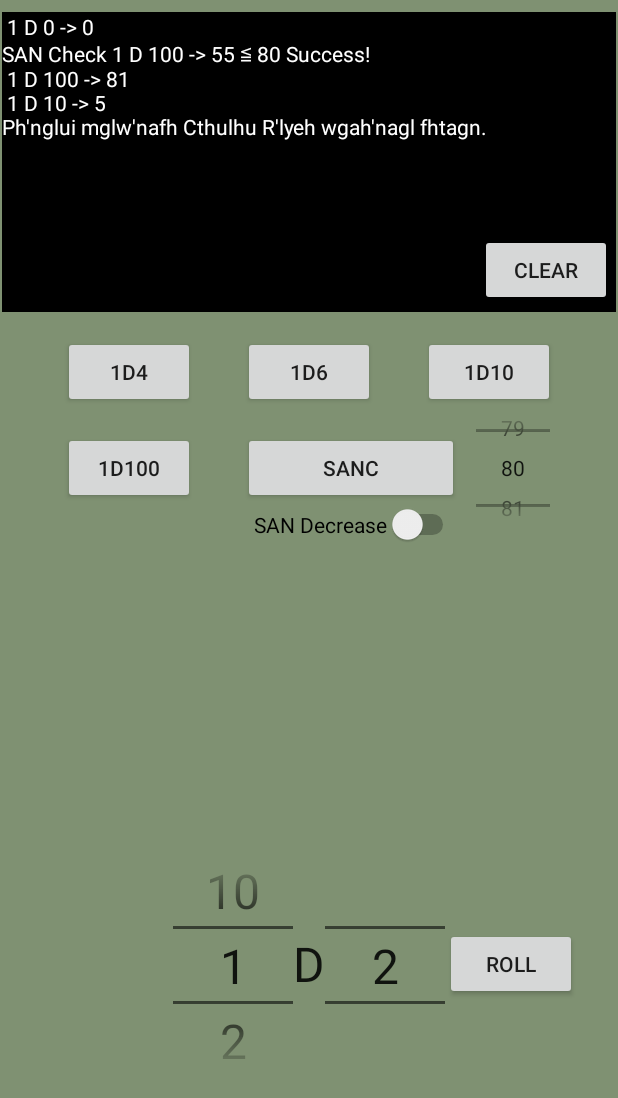
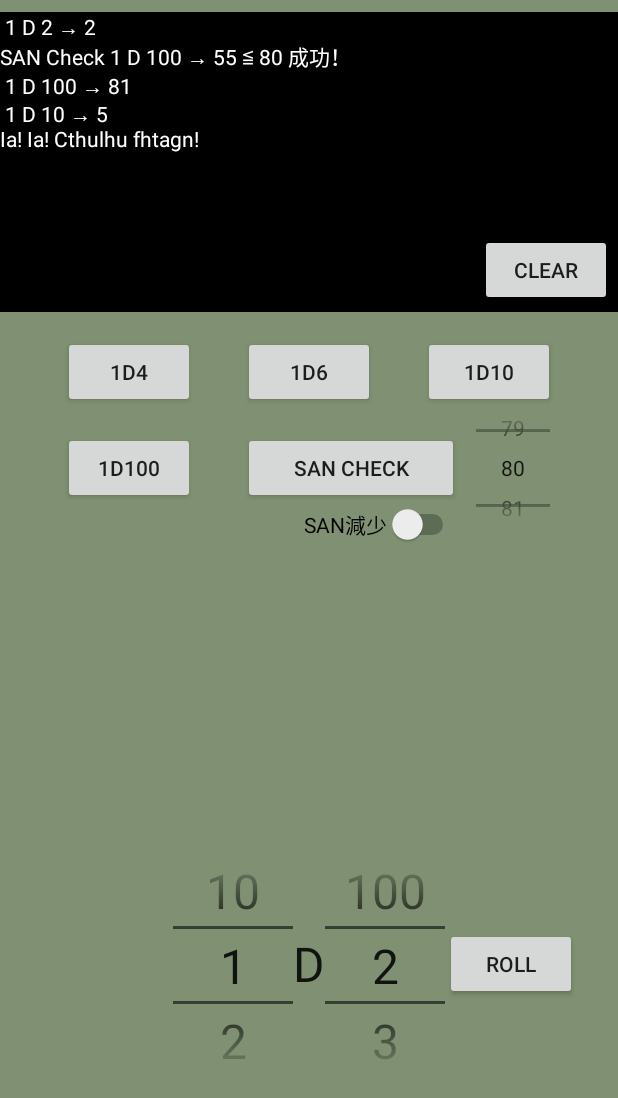
Before and after one commit to yuki-kamikita/CoCdice, an Android app: the screen it shows after launch (MainActivity), after a tap on "ROLL", on a phone screen of 412 x 824 dp. Shown: the top 1098 px of the screen. Run offline under Robolectric (Android 15) with nearby library versions, the phone set to English and light mode, and no system bars; 3 other taps on this screen came first.

Commit message:
ver0.4.0 ○D○完成
残り
複数ダイス時の表示
初期表示ランダム
レスポンシブ
多言語対応

```diff
--- a/app/src/main/java/com/CoCdice/cocdice/MainActivity.kt
+++ b/app/src/main/java/com/CoCdice/cocdice/MainActivity.kt
@@ -11,8 +11,9 @@ class MainActivity : AppCompatActivity() {
 
     /* ダイスを振る */
     private fun diceRoll(quantity: Int ,type: Int ,string: String = ""): String {
+        val history = textView.text
         var rand = 0
-        val history = textView.text
+        var temp = 0
         var extreme = ""
         var san = ""
         var text = ""
@@ -20,27 +21,32 @@ class MainActivity : AppCompatActivity() {
 
         if (quantity > 1) { // 複数ダイス
             for (i in 1..quantity) {
-                rand += Random.nextInt(type) + 1
+                temp = Random.nextInt(type) + 1
+                rand += temp
             }
         } else { // ダイス1つ
             rand = Random.nextInt(type) + 1
             if (type == 100 && string != "SAN Check" && switch == false) { // 1D100時、クリファン表記
                 if (rand <= 5){
-                    extreme = " Critical!"
+                    extreme = " クリティカル！"
+//                    extreme = " Critical!"
                 } else if (rand >=96) {
-                    extreme = " Fumble..."
+                    extreme = " ファンブル"
+//                    extreme = " Fumble..."
                 }
             }
         }
 
         if (switch == true && string != "SAN Check") { // SAN値減少
             value = numberPickerSan.value - rand
-            san = "/ " + numberPickerSan.value.toString() + " - $rand = $value"
-            text = "SAN Decrease"
+            san = "\n　　　　 " + numberPickerSan.value.toString() + " - $rand = $value"
+            text = "SAN減少"
+//            text = "SAN Decrease"
 
-            if (value < 0) { // SAN0
+            if (value <= 0) { // SAN0
                 value = 0
-                extreme = "Character Lost"
+                extreme = "キャラクターロスト"
+//                extreme = "Character Lost"
             } else if (rand >= numberPickerSan.value*0.2) {
                 extreme = "不定の狂気"
             } else if (rand >= 5) {
@@ -56,16 +62,18 @@ class MainActivity : AppCompatActivity() {
         if (string == "SAN Check") { // SANチェック
             san = "≦ " + numberPickerSan.value
             if (rand <= numberPickerSan.value) {
-                san += " Success!"
+                san += " 成功！"
+//                san += " Success!"
             } else {
-                san += " Failure..."
+                san += " 失敗"
+//                san += " Failure..."
                 switchSan.setChecked(true)
                 switch = true
             }
             text = string
         }
 
-        text = "$text $quantity D $type -> $rand $san $extreme \n$history"
+        text = "$text $quantity D $type → $rand $san $extreme \n$history"
         textView.text = text
 
         return text
@@ -79,7 +87,7 @@ class MainActivity : AppCompatActivity() {
 
         // 初期表示
         val string = listOf("Ia! Ia! Cthulhu fhtagn!\n","Ph'nglui mglw'nafh Cthulhu R'lyeh wgah'nagl fhtagn.\n","The window! The window!\n")
-        textView.text = "Ph'nglui mglw'nafh Cthulhu R'lyeh wgah'nagl fhtagn.\n" // ランダム表示にしようかな
+        textView.text = string[0] // ランダム表示にしようかな
         numberPickerSan.minValue = 0
         numberPickerSan.maxValue = 99
         numberPickerSan.value = 80
@@ -87,8 +95,9 @@ class MainActivity : AppCompatActivity() {
         numberPickerQuantity.maxValue = 10
         numberPickerQuantity.value = 1
         val data = arrayOf("2", "3", "4", "5", "6", "8", "10", "12", "16", "20", "24", "100")
+        numberPickerType.minValue = 0
+        numberPickerType.maxValue = 11
         numberPickerType.setDisplayedValues(data)
-//        numberPickerType.value = 6
 
         var history = textView.text
 
@@ -115,7 +124,8 @@ class MainActivity : AppCompatActivity() {
         }
 
         buttonRoll.setOnClickListener {
-            diceRoll(numberPickerQuantity.value, numberPickerType.value)
+            val index = numberPickerType.value
+            diceRoll(numberPickerQuantity.value, data[index].toInt())
         }
 
         // トグルスイッチ 手動on/off
--- a/app/src/main/res/layout/activity_main.xml
+++ b/app/src/main/res/layout/activity_main.xml
@@ -144,7 +144,7 @@
 
     <ScrollView
         android:id="@+id/scrollView"
-        android:layout_width="409dp"
+        android:layout_width="match_parent"
         android:layout_height="200dp"
         android:layout_marginTop="8dp"
         android:background="@android:color/background_dark"
--- a/app/src/main/res/values/strings.xml
+++ b/app/src/main/res/values/strings.xml
@@ -1,12 +1,12 @@
 <resources>
     <string name="app_name">CoCdice</string>
-    <string name="switchSan">SAN Decrease</string>
+    <string name="switchSan">SAN減少</string>
     <string name="dice">D</string>
     <string name="button1d4">1D4</string>
     <string name="button1d6">1D6</string>
     <string name="button1d10">1D10</string>
     <string name="button1d100">1D100</string>
-    <string name="buttonSanc">SANC</string>
+    <string name="buttonSanc">SAN Check</string>
     <string name="buttonClear">Clear</string>
     <string name="buttonRoll">Roll</string>
 </resources>
```
